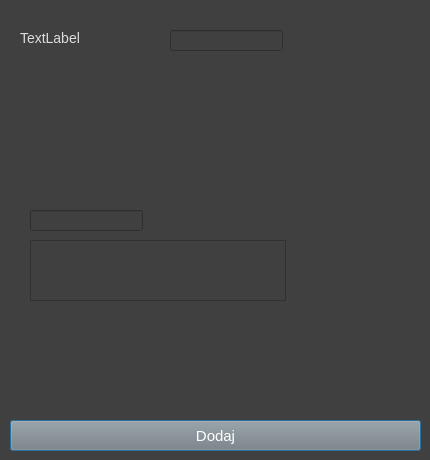
First picture: the form in ZIIBD/DBConnectionProject/DBConnection/queries/insert.ui, repository jkrolik1/school, before the edit.
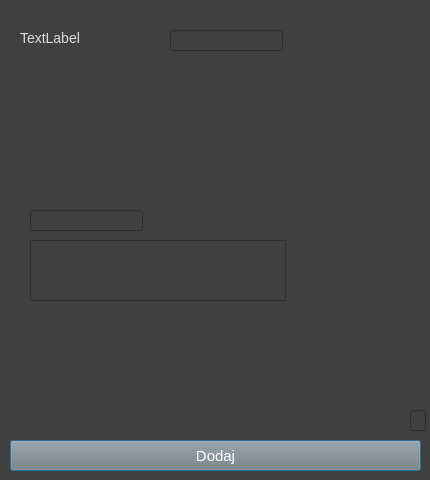
Second picture: the form after the edit.

```diff
--- a/ZIIBD/DBConnectionProject/DBConnection/queries/insert.ui
+++ b/ZIIBD/DBConnectionProject/DBConnection/queries/insert.ui
@@ -7,7 +7,7 @@
     <x>0</x>
     <y>0</y>
     <width>430</width>
-    <height>460</height>
+    <height>480</height>
    </rect>
   </property>
   <property name="windowTitle">
@@ -60,7 +60,7 @@
    <property name="geometry">
     <rect>
      <x>10</x>
-     <y>420</y>
+     <y>440</y>
      <width>411</width>
      <height>31</height>
     </rect>
@@ -86,6 +86,16 @@
     </rect>
    </property>
   </widget>
+  <widget class="QLineEdit" name="lineEdit_3">
+   <property name="geometry">
+    <rect>
+     <x>410</x>
+     <y>410</y>
+     <width>16</width>
+     <height>21</height>
+    </rect>
+   </property>
+  </widget>
  </widget>
  <resources/>
  <connections/>
```
